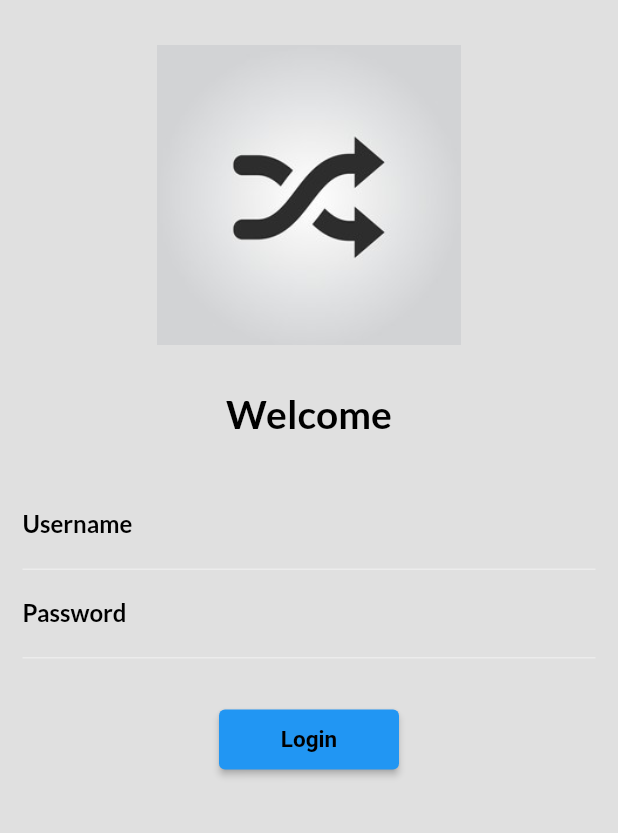
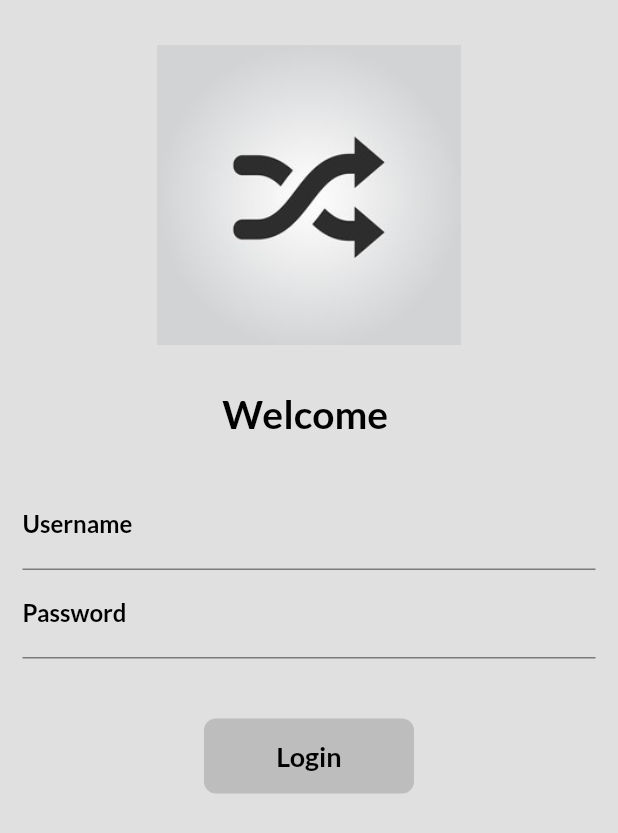
Before and after one commit to sohaibamir/Catalog-App, a Flutter app: the screen it shows after launch, on a phone screen of 412 x 824 dp. Shown: the top 833 px of the screen. Run offline on Flutter 3.47's test engine with Material 2 defaults, Android fonts, the phone set to English and light mode, and no system bars; our stand-ins replace google_fonts.

Commit message:
Day 7 work

```diff
--- a/lib/pages/login_page.dart
+++ b/lib/pages/login_page.dart
@@ -1,12 +1,37 @@
 import 'package:flutter/material.dart';
 import 'package:flutter_application_1/utils/routes.dart';
 
-class LoginPage extends StatelessWidget {
+class LoginPage extends StatefulWidget {
+  @override
+  State<LoginPage> createState() => _LoginPageState();
+}
+
+class _LoginPageState extends State<LoginPage> {
+  String name = "";
+  bool changedButton = false;
+  final _formKey = GlobalKey<FormState>();
+
+  moveToHome(BuildContext context) async {
+    if (_formKey.currentState!.validate()) {
+      setState(() {
+        changedButton = true;
+      });
+
+      await Future.delayed(const Duration(seconds: 1));
+      await Navigator.pushNamed(context, MyRoutes.homeRoute);
+      setState(() {
+        changedButton = false;
+      });
+    }
+  }
+
   @override
   Widget build(BuildContext context) {
     return Material(
       color: Colors.grey.shade300,
       child: SingleChildScrollView(
+          child: Form(
+        key: _formKey,
         child: Column(
           children: [
             // ignore: prefer_const_constructors
@@ -24,7 +49,7 @@ class LoginPage extends StatelessWidget {
             ),
             // ignore: prefer_const_constructors
             Text(
-            "Welcome",
+              "Welcome $name",
               style: const TextStyle(
                 fontSize: 26,
                 fontWeight: FontWeight.bold,
@@ -36,13 +61,27 @@ class LoginPage extends StatelessWidget {
               height: 20.0,
             ),
             Padding(
-              padding: const EdgeInsets.symmetric(vertical: 10, horizontal: 15),
+                padding:
+                    const EdgeInsets.symmetric(vertical: 10, horizontal: 15),
                 child: Column(
                   children: [
                     TextFormField(
                         cursorColor: Colors.black,
                         style: const TextStyle(color: Colors.black),
+                        onChanged: (value) {
+                          name = value;
+                          setState(() {});
+                        },
+                        validator: (value) {
+                          if (value == null || value.isEmpty) {
+                            return "Username cannot be empty";
+                          }
+                        },
                         decoration: const InputDecoration(
+                            enabledBorder: UnderlineInputBorder(
+                                borderSide: BorderSide(color: Colors.black45)),
+                            focusedBorder: UnderlineInputBorder(
+                                borderSide: BorderSide(color: Colors.black)),
                             hintText: "Enter username",
                             labelText: "Username",
                             hintStyle: TextStyle(
@@ -54,7 +93,18 @@ class LoginPage extends StatelessWidget {
                         obscureText: true,
                         cursorColor: Colors.black,
                         style: const TextStyle(color: Colors.black),
+                        validator: (value) {
+                          if (value == null || value.isEmpty) {
+                            return "Password cannot be empty";
+                          } else if (value.length < 6) {
+                            return "Password length should be atleast 6 characters";
+                          }
+                        },
                         decoration: const InputDecoration(
+                            enabledBorder: UnderlineInputBorder(
+                                borderSide: BorderSide(color: Colors.black45)),
+                            focusedBorder: UnderlineInputBorder(
+                                borderSide: BorderSide(color: Colors.black)),
                             hintText: "Enter password",
                             labelText: "Password",
                             hintStyle: TextStyle(
@@ -64,23 +114,40 @@ class LoginPage extends StatelessWidget {
                                 fontWeight: FontWeight.bold))),
                     // ignore: prefer_const_constructors
                     SizedBox(
-                    height: 30.0,
+                      height: 40.0,
                     ),
-                  ElevatedButton(
-                    onPressed: () {
-                      Navigator.pushNamed(context, MyRoutes.homeRoute);
-                    },
-                    child: const Text("Login"),
-                    style: TextButton.styleFrom(
-                      primary: Colors.black,
-                      minimumSize: const Size(120, 40),
-                      textStyle: const TextStyle(
-                          fontWeight: FontWeight.bold, fontSize: 15),
+
+                    Material(
+                      color: Colors.grey.shade400,
+                      borderRadius:
+                          BorderRadius.circular(changedButton ? 50 : 8),
+                      child: InkWell(
+                        splashColor: Colors.lightBlueAccent,
+                        onTap: () => moveToHome(context),
+                        child: AnimatedContainer(
+                          width: changedButton ? 50 : 140,
+                          height: 50,
+                          duration: const Duration(seconds: 1),
+                          alignment: Alignment.center,
+                          child: changedButton
+                              ? const Icon(
+                                  Icons.done,
+                                  color: Colors.black,
+                                )
+                              : const Text(
+                                  "Login",
+                                  style: TextStyle(
+                                      color: Colors.black,
+                                      fontWeight: FontWeight.bold,
+                                      fontSize: 18),
+                                ),
+                        ),
                       ),
                     )
                   ],
                 )),
           ],
+        ),
       )),
     );
   }
```
Lines whose indentation alone changed are shown as unchanged.
